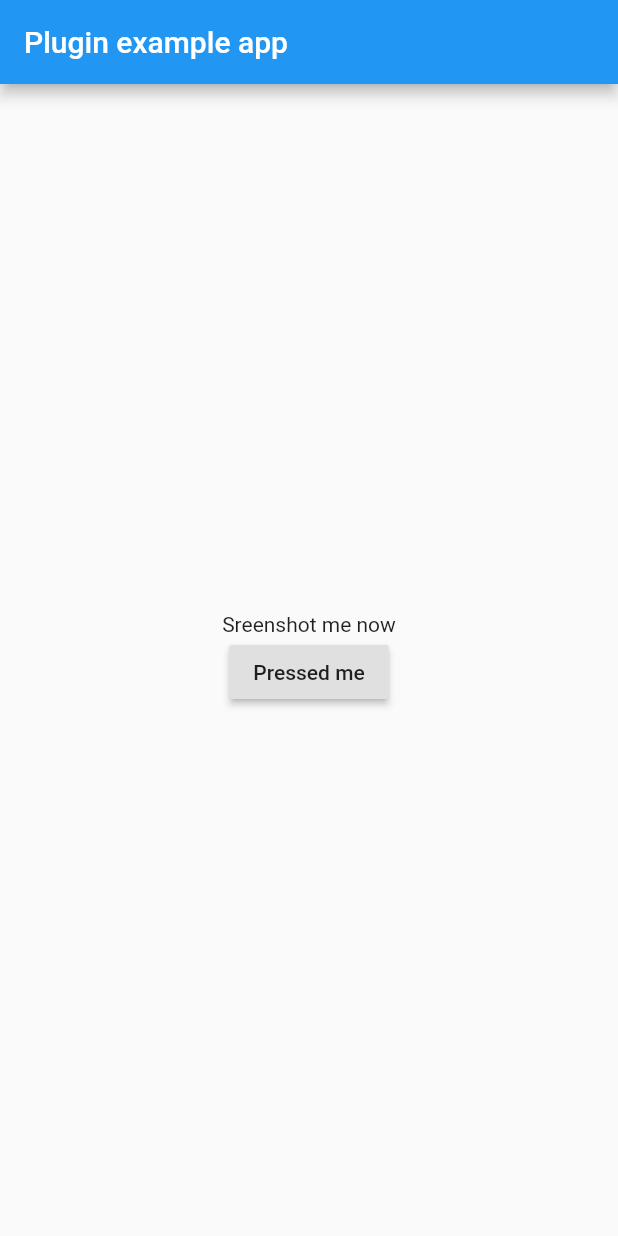
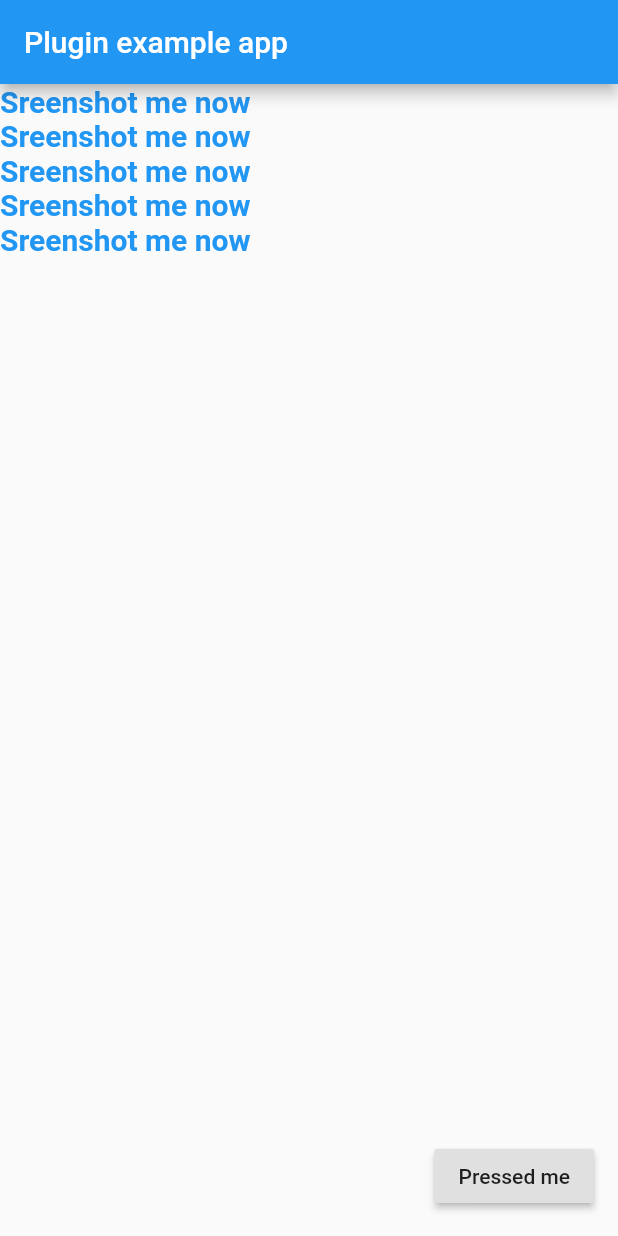
Before and after one commit to kechankrisna/flutter_screenshot, a Flutter app: the screen it shows after launch, on a phone screen of 412 x 824 dp. Run offline on Flutter 3.47's test engine with Material 2 defaults, Android fonts, the phone set to English and light mode, and no system bars.

```diff
--- a/example/lib/main.dart
+++ b/example/lib/main.dart
@@ -6,6 +6,7 @@ import 'dart:async';
 import 'package:flutter/services.dart';
 import 'package:flutter_screenshot/flutter_screenshot.dart';
 import 'dart:ui' as ui;
+import 'dart:math';
 
 void main() => runApp(MyApp());
 
@@ -15,13 +16,34 @@ class MyApp extends StatefulWidget {
 }
 
 class _MyAppState extends State<MyApp> {
+  bool _isGenrated = false;
+  List<ScreenshotController> screenshotControllers =
+      List<ScreenshotController>.generate(5, (i) => ScreenshotController());
+  List<Uint8List> _datas = [];
+
 
   ScreenshotController screenshotController = ScreenshotController();
+
+
   @override
   void initState() {
     super.initState();
   }
 
+  //multi screenshot
+  void _testMultiScreenshot() async {
+    List<Uint8List> datas = await Future.wait(screenshotControllers
+        .map((ScreenshotController screenshotController) async =>
+            await screenshotController.captureAsUint8List(pixelRatio: 10))
+        .toList());
+    print(datas);
+    setState(() {
+      _datas = datas;
+      _isGenrated = true;
+    });
+  }
+
+  //single screenshot
   void _testScreenshot() {
 
     screenshotController.captureAsFile().then((File file){
@@ -49,25 +71,51 @@ class _MyAppState extends State<MyApp> {
         appBar: AppBar(
           title: const Text('Plugin example app'),
         ),
+        //multi-screenshot
         body: Container(
           alignment: Alignment.center,
-          child: Column(
-            mainAxisAlignment: MainAxisAlignment.center,
-            children: <Widget>[
-              ScreenshotContainer(
-                controller: screenshotController,
-                child: Text("Sreenshot me now"),
-              ),
+          child: _isGenrated && _datas.length > 0
+              ? ListView.builder(
+              itemCount: _datas.length,
+              itemBuilder: (_, index) {
+                  return Image.memory(_datas[index]);
+                })
+              : ListView.builder(
+                  itemCount: screenshotControllers.length,
+                  itemBuilder: (_, index) {
+                    return ScreenshotContainer(
+                      controller: screenshotControllers[index],
+                      child: Text("Sreenshot me now", style: TextStyle(fontSize: 20, fontWeight: FontWeight.bold, color: Colors.blue),),
+                    );
+                  }),
+         //single-screenshot
+//          body: Container(
+//            alignment: Alignment.center,
+//            child: Column(
+//              mainAxisAlignment: MainAxisAlignment.center,
+//              children: <Widget>[
+//                ScreenshotContainer(
+//                  controller: screenshotController,
+//                  child: Text("Sreenshot me now"),
+//                ),
+//
+//
+//                RaisedButton(
+//                  onPressed: () {
+//                    _testScreenshot();
+//                  },
+//                  child: Text("Pressed me"),
+//                ),
+//              ],
+//            ),
+//          ),
 
-
-              RaisedButton(
-                onPressed: () {
-                  _testScreenshot();
-                },
-                child: Text("Pressed me"),
-              ),
-            ],
-          ),
+        ),
+        floatingActionButton: RaisedButton(
+          onPressed: () {
+            _testMultiScreenshot();
+          },
+          child: Text("Pressed me"),
         ),
       ),
     );
--- a/lib/src/ScreenshotController.dart
+++ b/lib/src/ScreenshotController.dart
@@ -8,7 +8,12 @@ import 'package:path_provider/path_provider.dart';
 import 'dart:ui' as ui;
 
 class ScreenshotController {
-  GlobalKey containerKey = GlobalKey();
+
+  GlobalKey containerKey;
+
+  ScreenshotController({GlobalKey key}){
+    containerKey = key ?? GlobalKey();
+  }
 
   Future<File> captureAsFile(
       {String path = "",
--- a/pubspec.yaml
+++ b/pubspec.yaml
@@ -1,6 +1,6 @@
 name: flutter_screenshot
 description: Flutter screenshot originally from screenshot package by extend more methods.
-version: 0.0.2
+version: 0.1.0
 homepage: https://github.com/kechankrisna/flutter_screenshot
 
 environment:
```
Also changed, not shown: example/pubspec.lock, 2 other files.
